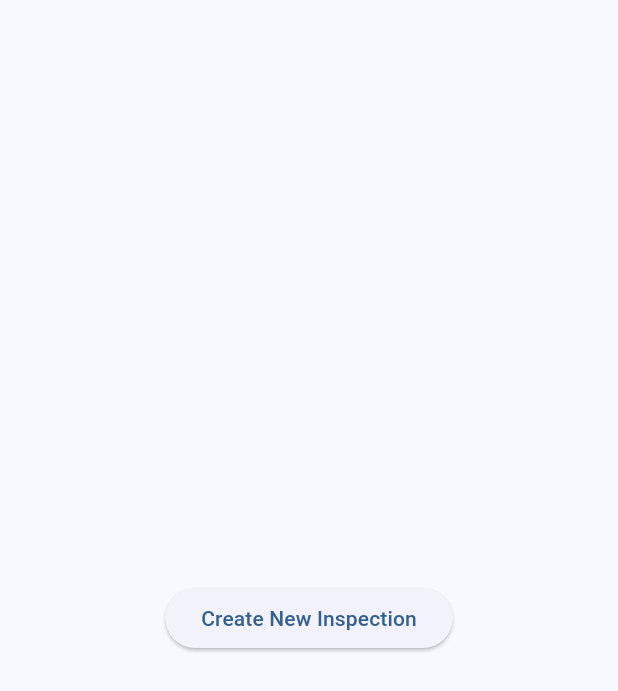
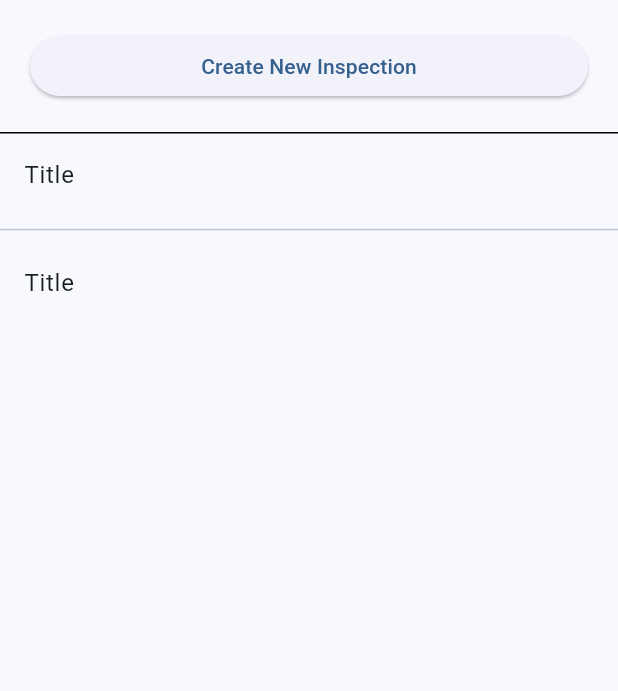
Before and after one commit to blakewood84/flutter_firestore_offline_testing, a Flutter app: the screen it shows after launch, after a tap on "Create New Inspection", on a phone screen of 412 x 824 dp. Shown: the top 691 px of the screen. Run offline on Flutter 3.47's test engine with Material 2 defaults, Android fonts, the phone set to English and light mode, and no system bars; our stand-ins replace cloud_firestore, firebase_core; accounts and stored records are empty.

Commit message:
Add stream.

```diff
--- a/lib/home/view/home_page.dart
+++ b/lib/home/view/home_page.dart
@@ -1,4 +1,5 @@
 import 'package:flutter/material.dart';
+import 'package:offline_form/home/widgets/inspection_stream.dart';
 
 class HomePage extends StatelessWidget {
   const HomePage({super.key});
@@ -8,19 +9,35 @@ class HomePage extends StatelessWidget {
     return Scaffold(
       body: LayoutBuilder(
         builder: (context, constraints) {
-          return SizedBox(
+          return SafeArea(
+            child: SizedBox(
               width: constraints.maxWidth,
               height: constraints.maxHeight,
               child: Column(
-              mainAxisAlignment: MainAxisAlignment.center,
                 children: [
-                ElevatedButton(
+                  Container(
+                    padding: const EdgeInsets.all(20),
+                    decoration: const BoxDecoration(
+                      border: Border(
+                        bottom: BorderSide(
+                          color: Colors.black,
+                          width: 1,
+                        ),
+                      ),
+                    ),
+                    width: double.infinity,
+                    child: ElevatedButton(
                       onPressed: () {},
                       child: const Text(
                         'Create New Inspection',
                       ),
                     ),
+                  ),
+                  const Expanded(
+                    child: InspectionStream(),
+                  ),
                 ],
+              ),
             ),
           );
         },
--- a/lib/home/widgets/inspection_stream.dart
+++ b/lib/home/widgets/inspection_stream.dart
@@ -1,3 +1,4 @@
+import 'package:cloud_firestore/cloud_firestore.dart';
 import 'package:flutter/material.dart';
 
 class InspectionStream extends StatelessWidget {
@@ -5,6 +6,21 @@ class InspectionStream extends StatelessWidget {
 
   @override
   Widget build(BuildContext context) {
-    return const Placeholder();
+    return StreamBuilder(
+      stream: FirebaseFirestore.instance.collection('inspections').snapshots(),
+      builder: (context, snapshot) {
+        return ListView.separated(
+          itemCount: 2,
+          itemBuilder: (context, index) {
+            return ListTile(
+              title: Text('Title'),
+            );
+          },
+          separatorBuilder: (context, index) {
+            return const Divider();
+          },
+        );
+      },
+    );
   }
 }
--- a/lib/main.dart
+++ b/lib/main.dart
@@ -1,6 +1,13 @@
+import 'package:firebase_core/firebase_core.dart';
 import 'package:flutter/material.dart';
 import 'package:offline_form/app/app.dart' show App;
+import 'package:offline_form/firebase_options.dart';
 
-void main() {
+void main() async {
+  WidgetsFlutterBinding.ensureInitialized();
+  await Firebase.initializeApp(
+    options: DefaultFirebaseOptions.currentPlatform,
+  );
+
   runApp(const App());
 }
```
Lines whose indentation alone changed are shown as unchanged.
